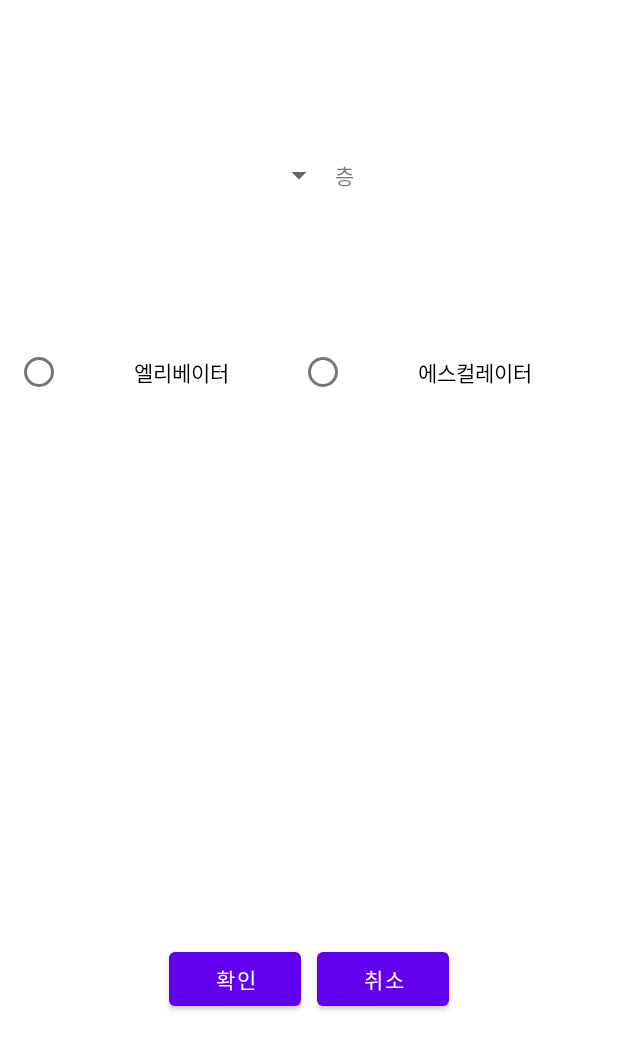
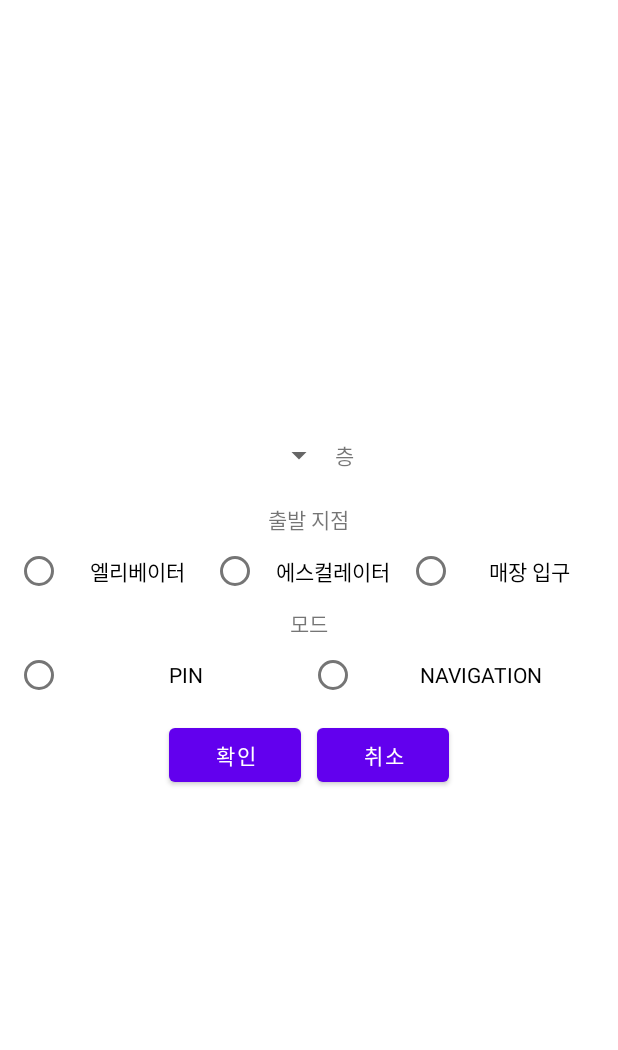
Before and after one commit to buxbee/MartBee, an Android app: the layout custom_dialog.xml on its own in the app's theme, with its tools: preview values and no code run, on a phone screen of 412 x 824 dp. Shown: the top 1050 px of the screen. Run offline under Robolectric (Android 15) with nearby library versions, the phone set to English and light mode, and no system bars.

Commit message:
customDialog 추가
Pin / Navigation mode

```diff
--- a/app/src/main/java/com/example/MartBee/CustomDialogClickListener.java
+++ b/app/src/main/java/com/example/MartBee/CustomDialogClickListener.java
@@ -1,6 +1,6 @@
 package com.example.MartBee;
 
 public interface CustomDialogClickListener {
-    void onPositiveClick(String floor, String startPoint);
+    void onPositiveClick(String floor, String startPoint, String mode);
     void onNegativeClick();
 }
--- a/app/src/main/res/layout/activity_map.xml
+++ b/app/src/main/res/layout/activity_map.xml
@@ -14,6 +14,7 @@
         app:layout_constraintStart_toStartOf="parent"
         app:layout_constraintTop_toTopOf="parent">
 
+    </ImageView>
         <Button
             android:id="@+id/showList"
             android:layout_width="wrap_content"
@@ -25,6 +26,4 @@
             app:layout_constraintTop_toTopOf="parent"
             app:layout_constraintVertical_bias="0.0" />
 
-    </ImageView>
-
 </androidx.constraintlayout.widget.ConstraintLayout>
--- a/app/src/main/res/layout/custom_dialog.xml
+++ b/app/src/main/res/layout/custom_dialog.xml
@@ -4,78 +4,129 @@
     xmlns:tools="http://schemas.android.com/tools"
     android:layout_width="match_parent"
     android:layout_height="match_parent"
+    android:layout_marginLeft="10dp"
+    android:layout_marginRight="10dp"
+    android:layout_marginTop="30dp"
+    android:layout_marginBottom="30dp"
+    android:gravity="center"
     android:orientation="vertical"
-    android:layout_margin="10dp"
     tools:context=".CustomDialog">
 
     <LinearLayout
         android:layout_width="match_parent"
-        android:layout_height="0dp"
-        android:layout_weight="0.8"
+        android:layout_height="wrap_content"
+        android:gravity="center"
         android:orientation="horizontal"
-        android:gravity="center">
-
+        android:layout_marginBottom="20dp">
         <Spinner
             android:id="@+id/spinner"
             android:layout_width="wrap_content"
             android:layout_height="wrap_content" />
+
         <TextView
             android:layout_width="wrap_content"
             android:layout_height="wrap_content"
-            android:text="층"
-            tools:ignore="NestedWeights" />
-
+            android:text="층" />
     </LinearLayout>
 
     <LinearLayout
         android:layout_width="match_parent"
-        android:layout_height="0dp"
-        android:layout_weight="1"
+        android:layout_height="wrap_content"
         android:orientation="vertical">
+
+        <TextView
+            android:layout_width="wrap_content"
+            android:layout_height="wrap_content"
+            android:layout_gravity="center"
+            android:text="출발 지점" />
 
         <RadioGroup
             android:id="@+id/radioGroup"
             android:layout_width="match_parent"
-            android:layout_height="match_parent"
+            android:layout_height="wrap_content"
+            android:gravity="center"
             android:orientation="horizontal">
+
             <RadioButton
                 android:id="@+id/elevator"
-                android:layout_width="wrap_content"
+                android:layout_width="0dp"
                 android:layout_height="wrap_content"
                 android:layout_weight="1"
+                android:layout_gravity="center"
                 android:gravity="center"
-                android:text="엘리베이터"/>
+                android:text="엘리베이터" />
+
             <RadioButton
                 android:id="@+id/escalator"
-                android:layout_width="wrap_content"
+                android:layout_width="0dp"
                 android:layout_height="wrap_content"
                 android:layout_weight="1"
+                android:layout_gravity="center"
                 android:gravity="center"
                 android:text="에스컬레이터" />
+
+            <RadioButton
+                android:id="@+id/entrance"
+                android:layout_width="0dp"
+                android:layout_height="wrap_content"
+                android:layout_weight="1"
+                android:layout_gravity="center"
+                android:gravity="center"
+                android:text="매장 입구" />
+        </RadioGroup>
+
+        <TextView
+            android:layout_width="wrap_content"
+            android:layout_height="wrap_content"
+            android:layout_gravity="center"
+            android:layout_weight="1"
+            android:text="모드" />
+
+        <RadioGroup
+            android:layout_width="match_parent"
+            android:layout_height="wrap_content"
+            android:orientation="horizontal">
+
+            <RadioButton
+                android:id="@+id/pin"
+                android:layout_width="0dp"
+                android:layout_height="wrap_content"
+                android:layout_weight="1"
+                android:layout_gravity="center"
+                android:gravity="center"
+                android:text="PIN" />
+
+            <RadioButton
+                android:id="@+id/navigation"
+                android:layout_width="0dp"
+                android:layout_height="wrap_content"
+                android:layout_weight="1"
+                android:layout_gravity="center"
+                android:gravity="center"
+                android:text="NAVIGATION" />
         </RadioGroup>
     </LinearLayout>
 
-
     <LinearLayout
         android:layout_width="match_parent"
-        android:layout_height="0dp"
-        android:layout_weight="1.2"
-        android:orientation="horizontal"
+        android:layout_height="wrap_content"
+        android:layout_gravity="bottom"
         android:gravity="center"
-        android:layout_gravity="bottom">
+        android:orientation="horizontal">
 
         <Button
             android:id="@+id/yes"
             android:layout_width="wrap_content"
             android:layout_height="wrap_content"
             android:layout_margin="5dp"
-            android:text="확인"/>
+            android:text="확인" />
+
         <Button
             android:id="@+id/no"
             android:layout_width="wrap_content"
             android:layout_height="wrap_content"
             android:layout_margin="5dp"
-            android:text="취소"/>
+            android:text="취소" />
 
     </LinearLayout>
 </LinearLayout>
```
Also changed, not shown: app/src/main/java/com/example/MartBee/CustomDialog.java (+30 -12 lines), app/src/main/java/com/example/MartBee/ShoppingListActivity.java (+11 -11 lines).
